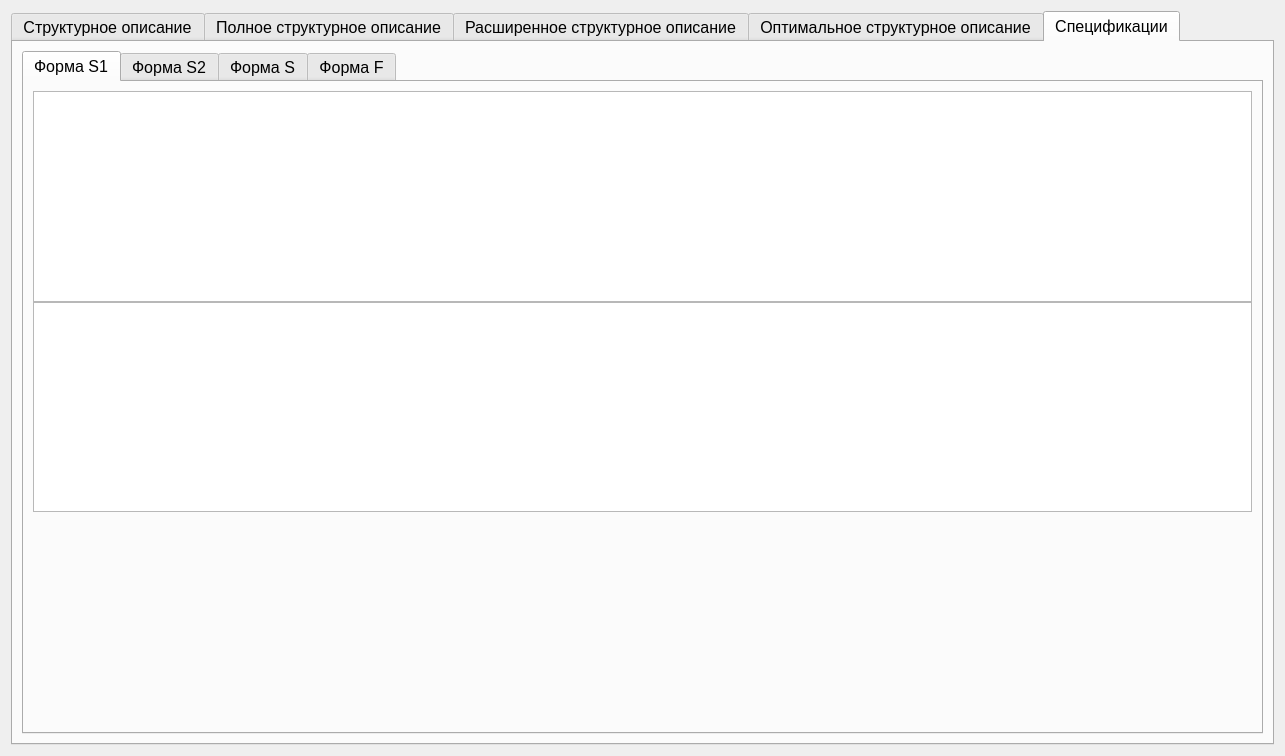
Above: module_form.ui from Jet313/Conceptual_Model_Restruct_Module_for_IS2 before the change. Below: the same form after it.
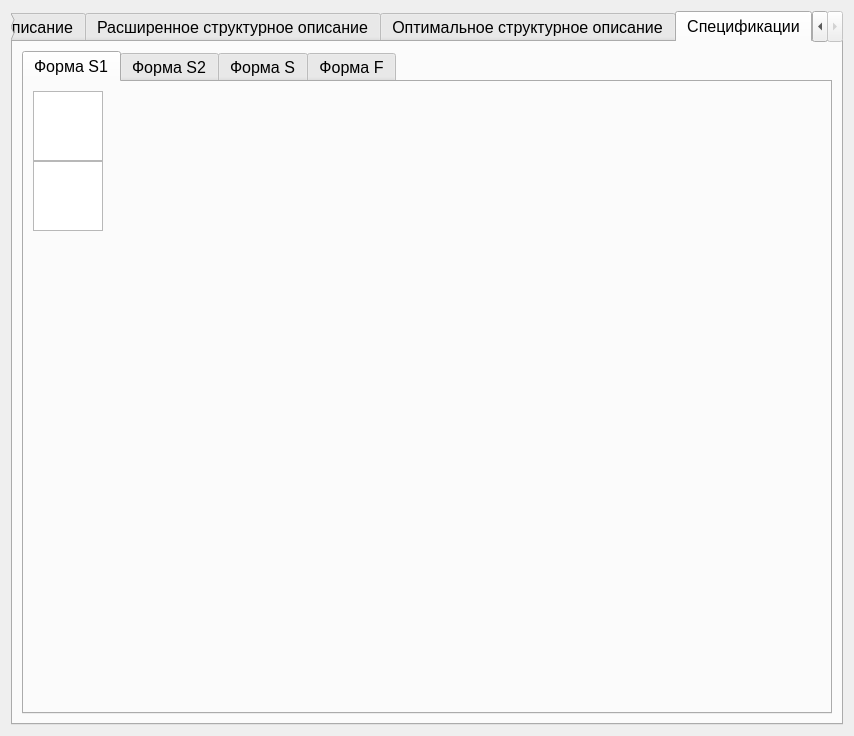
That is the form after the change. The open tabs and pages were chosen to show the change.

Diff of the .ui file:
```diff
--- a/module_form.ui
+++ b/module_form.ui
@@ -6,8 +6,8 @@
    <rect>
     <x>0</x>
     <y>0</y>
-    <width>1285</width>
-    <height>756</height>
+    <width>854</width>
+    <height>736</height>
    </rect>
   </property>
   <property name="windowTitle">
@@ -401,15 +401,18 @@
           <attribute name="title">
            <string>Форма S1</string>
           </attribute>
-          <layout class="QVBoxLayout" name="verticalLayout" stretch="0,0,0">
+          <layout class="QGridLayout" name="gridLayout_5">
            <property name="spacing">
             <number>0</number>
            </property>
-           <item>
-            <widget class="QTableView" name="S1Header"/>
-           </item>
-           <item>
+           <item row="1" column="0">
             <widget class="QTableView" name="S1Table">
+             <property name="sizePolicy">
+              <sizepolicy hsizetype="Preferred" vsizetype="Preferred">
+               <horstretch>0</horstretch>
+               <verstretch>0</verstretch>
+              </sizepolicy>
+             </property>
              <property name="horizontalScrollBarPolicy">
               <enum>Qt::ScrollBarAlwaysOff</enum>
              </property>
@@ -419,9 +422,53 @@
              <property name="cornerButtonEnabled">
               <bool>false</bool>
              </property>
+             <attribute name="horizontalHeaderVisible">
+              <bool>false</bool>
+             </attribute>
+             <attribute name="verticalHeaderVisible">
+              <bool>false</bool>
+             </attribute>
             </widget>
            </item>
-           <item>
+           <item row="0" column="0">
+            <widget class="QTableView" name="S1Header">
+             <property name="sizePolicy">
+              <sizepolicy hsizetype="Preferred" vsizetype="Preferred">
+               <horstretch>0</horstretch>
+               <verstretch>0</verstretch>
+              </sizepolicy>
+             </property>
+             <property name="verticalScrollBarPolicy">
+              <enum>Qt::ScrollBarAlwaysOff</enum>
+             </property>
+             <property name="horizontalScrollBarPolicy">
+              <enum>Qt::ScrollBarAlwaysOff</enum>
+             </property>
+             <property name="sizeAdjustPolicy">
+              <enum>QAbstractScrollArea::AdjustToContents</enum>
+             </property>
+             <attribute name="horizontalHeaderVisible">
+              <bool>false</bool>
+             </attribute>
+             <attribute name="verticalHeaderVisible">
+              <bool>false</bool>
+             </attribute>
+            </widget>
+           </item>
+           <item row="0" column="1">
+            <spacer name="horizontalSpacer_9">
+             <property name="orientation">
+              <enum>Qt::Horizontal</enum>
+             </property>
+             <property name="sizeHint" stdset="0">
+              <size>
+               <width>40</width>
+               <height>20</height>
+              </size>
+             </property>
+            </spacer>
+           </item>
+           <item row="3" column="0">
             <spacer name="verticalSpacer">
              <property name="orientation">
               <enum>Qt::Vertical</enum>
@@ -429,7 +476,7 @@
              <property name="sizeHint" stdset="0">
               <size>
                <width>20</width>
-               <height>40</height>
+               <height>461</height>
               </size>
              </property>
             </spacer>
```
Left out of the diff: 242 changed lines with no effect on the pictures.
